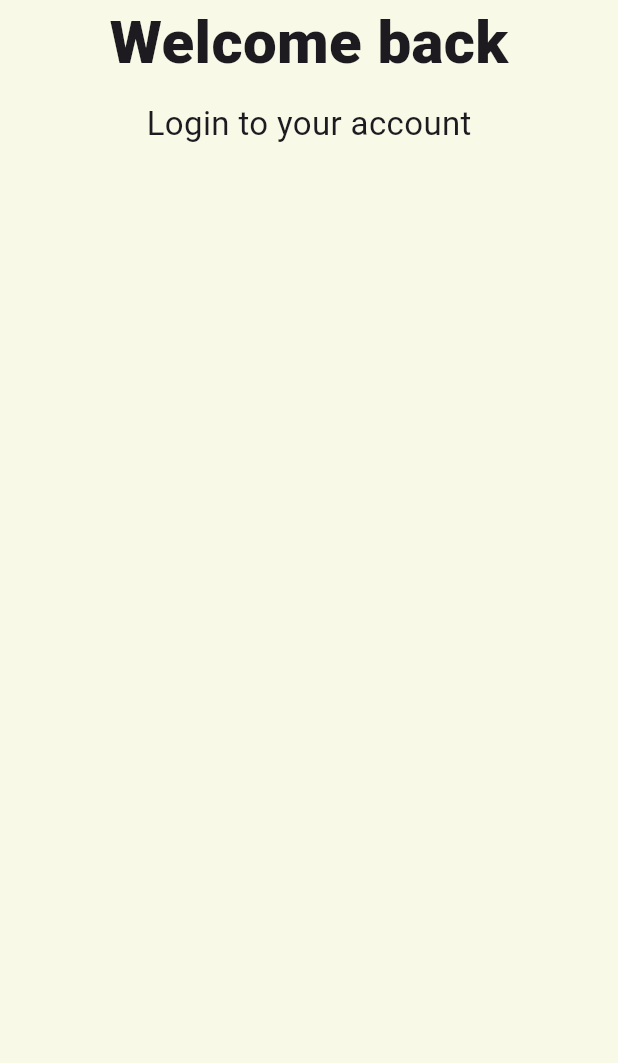
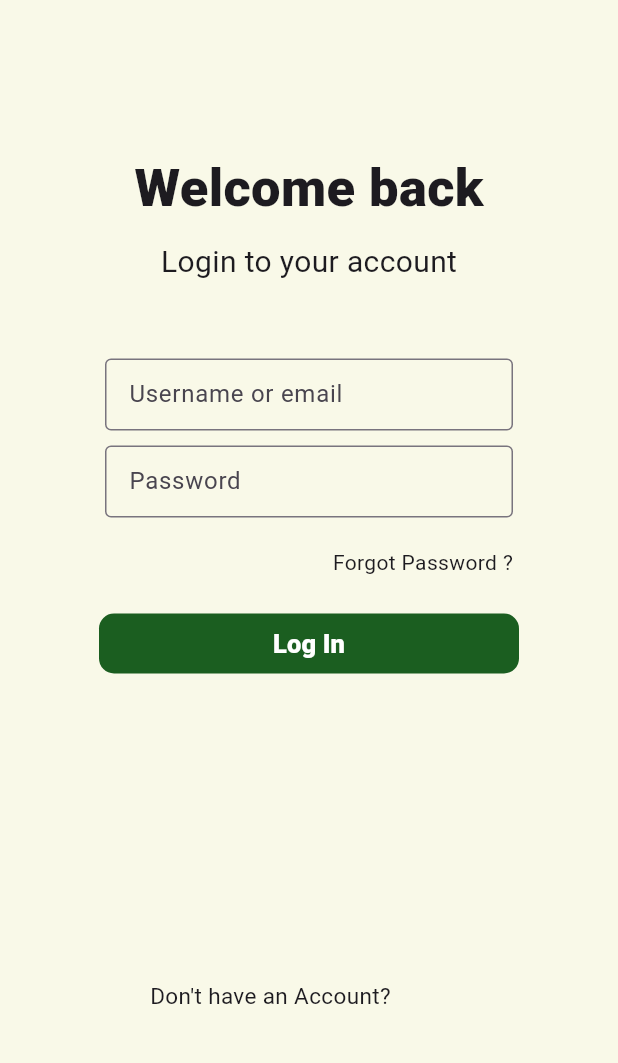
Before and after one commit to emily7lim/NParkBuddies, a Flutter app: the screen it shows after launch, after a tap on "Explore now", on a phone screen of 412 x 824 dp, the part 150-1213 px from its top. Run offline on Flutter 3.47's test engine with Material 3 defaults, Android fonts, the phone set to English and light mode, and no system bars; statements that could not run were skipped.

Commit message:
add login

```diff
--- /dev/null
+++ b/npark_buddy/lib/login.dart
@@ -0,0 +1,120 @@
+import 'package:flutter/material.dart';
+
+class Login extends StatefulWidget {
+  @override
+  _LoginState createState() => _LoginState();
+}
+
+class _LoginState extends State<Login> {
+  @override
+  Widget build(BuildContext context) {
+    return Scaffold(
+      backgroundColor: Color(0xFCF9F9E8),
+      appBar: AppBar(
+        title: Row(
+          children: [
+            Padding(
+              padding: const EdgeInsets.fromLTRB(60, 0, 0, 0),
+              child: Container(
+                child: Image.asset(
+                  'assets/logo.png',
+                  height: 50,
+                  width: 50,
+                ),
+              ),
+            ),
+            Text('ParkBuddy'),
+          ],
+        ),
+        backgroundColor: Colors.green[900],
+        foregroundColor: Colors.white,
+        toolbarHeight: 100,
+      ),
+
+      body: Column(
+        children: <Widget>[
+          SizedBox(height: 100),
+          Center(
+            child: Text(
+              'Welcome back',
+              style: TextStyle(
+                fontWeight: FontWeight.w900,
+                fontSize: 35,
+              ),
+            ),
+          ),
+          SizedBox(height: 10),
+          Text(
+            'Login to your account',
+            style: TextStyle(
+              fontSize: 20,
+            ),
+          ),
+          Padding(
+            padding: EdgeInsets.fromLTRB(70,50,70,10),
+            child: TextField(
+              decoration: InputDecoration(
+                border: OutlineInputBorder(),
+                hintText: 'Username or email',
+              ),
+              style: TextStyle(height: 0.1),
+            ),
+          ),
+          Padding(
+            padding: EdgeInsets.fromLTRB(70,0,70,20),
+            child: TextField(
+              obscureText: true,
+              decoration: InputDecoration(
+                border: OutlineInputBorder(),
+                hintText: 'Password',
+              ),
+              style: TextStyle(height: 0.1),
+            ),
+          ),
+          Padding(
+            padding: EdgeInsets.fromLTRB(70,0,70,20),
+            child: Align(
+                alignment: Alignment.centerRight,
+              child: Text(
+                'Forgot Password ?'
+              ),
+            ),
+          ),
+          TextButton(
+            onPressed: () {
+              // Navigator.push(
+                // context,
+                // MaterialPageRoute(builder: (context) => Home()),
+              // );
+            },
+            child: Text(
+              'Log In',
+              style: TextStyle(fontSize: 17, fontWeight: FontWeight.w900),
+            ),
+            style: TextButton.styleFrom(
+                minimumSize: Size(280, 0),
+                backgroundColor: Colors.green[900],
+                foregroundColor: Colors.white,
+                shape: const RoundedRectangleBorder(
+                  borderRadius: BorderRadius.all(Radius.circular(10)),
+                )),
+          ),
+          Row(
+            children: [
+              Padding(
+                  padding: EdgeInsets.fromLTRB(100,200,70,20),
+                  child: Text(
+                      'Don\'t have an Account?',
+                    style: TextStyle(fontSize: 15),
+                  )
+              ),
+            ],
+          ),
+        ],
+      ),
+      // Image(
+      //   image: AssetImage(),
+      // ),
+    );
+  }
+}
--- a/npark_buddy/lib/main.dart
+++ b/npark_buddy/lib/main.dart
@@ -1,4 +1,5 @@
 import 'package:flutter/material.dart';
+import 'login.dart';
 
 void main() => runApp(MaterialApp(
       home: Landing(),
@@ -18,7 +19,7 @@ class Landing extends StatelessWidget {
               child: Row(
                 children: [
                   Padding(
-                    padding: const EdgeInsets.fromLTRB(50,0,0,0),
+                    padding: const EdgeInsets.fromLTRB(50, 0, 0, 0),
                     child: Container(
                       child: Image.asset(
                         'assets/logo.png',
@@ -51,7 +52,7 @@ class Landing extends StatelessWidget {
                   fontSize: 30,
                   fontWeight: FontWeight.w500,
                 ),
-              ),
+              ),v
             ),
           ),
           SizedBox(height: 50),
@@ -64,79 +65,18 @@ class Landing extends StatelessWidget {
             },
             child: Text(
               'Explore now',
-              style: TextStyle(
-                fontSize: 17,
-                fontWeight: FontWeight.w900
-              ),
+              style: TextStyle(fontSize: 17, fontWeight: FontWeight.w900),
             ),
             style: TextButton.styleFrom(
-              minimumSize: Size(280,0),
+                minimumSize: Size(280, 0),
                 foregroundColor: Colors.green[900],
                 backgroundColor: Colors.white,
                 shape: const RoundedRectangleBorder(
-              borderRadius: BorderRadius.all(Radius.circular(10)),
-            )),
+                  borderRadius: BorderRadius.all(Radius.circular(10)),
+                )),
           ),
         ],
       ),
     );
   }
 }
-
-class Login extends StatefulWidget {
-  @override
-  _LoginState createState() => _LoginState();
-}
-
-class _LoginState extends State<Login> {
-  @override
-  Widget build(BuildContext context) {
-    return Scaffold(
-      backgroundColor: Color(0xFCF9F9E8),
-      appBar: AppBar(
-        title: Row(
-          children: [
-            Padding(
-              padding: const EdgeInsets.fromLTRB(60,0,0,0),
-              child: Container(
-                child: Image.asset(
-                    'assets/logo.png',
-                  height: 50,
-                  width: 50,
-                ),
-              ),
-            ),
-            Text('ParkBuddy'),
-          ],
-        ),
-        backgroundColor: Colors.green[900],
-        foregroundColor: Colors.white,
-        toolbarHeight: 100,
-      ),
-
-      body: Column(
-        children: <Widget>[
-          Center(
-            child: Text(
-              'Welcome back',
-              style: TextStyle(
-                fontWeight: FontWeight.w900,
-                fontSize: 40,
-              ),
-            ),
-          ),
-          SizedBox(height: 10),
-          Text(
-            'Login to your account',
-            style: TextStyle(
-              fontSize: 22,
-            ),
-          ),
-        ],
-      ),
-      // Image(
-      //   image: AssetImage(),
-      // ),
-    );
-  }
-}
```
